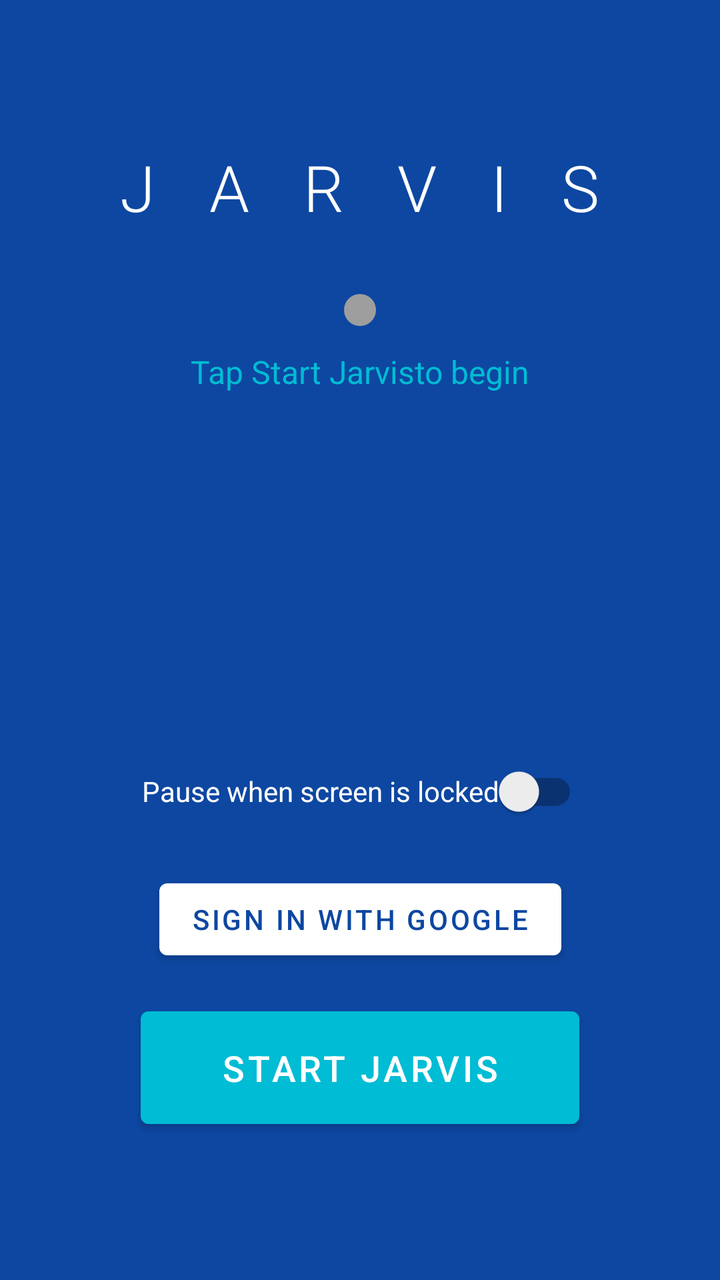
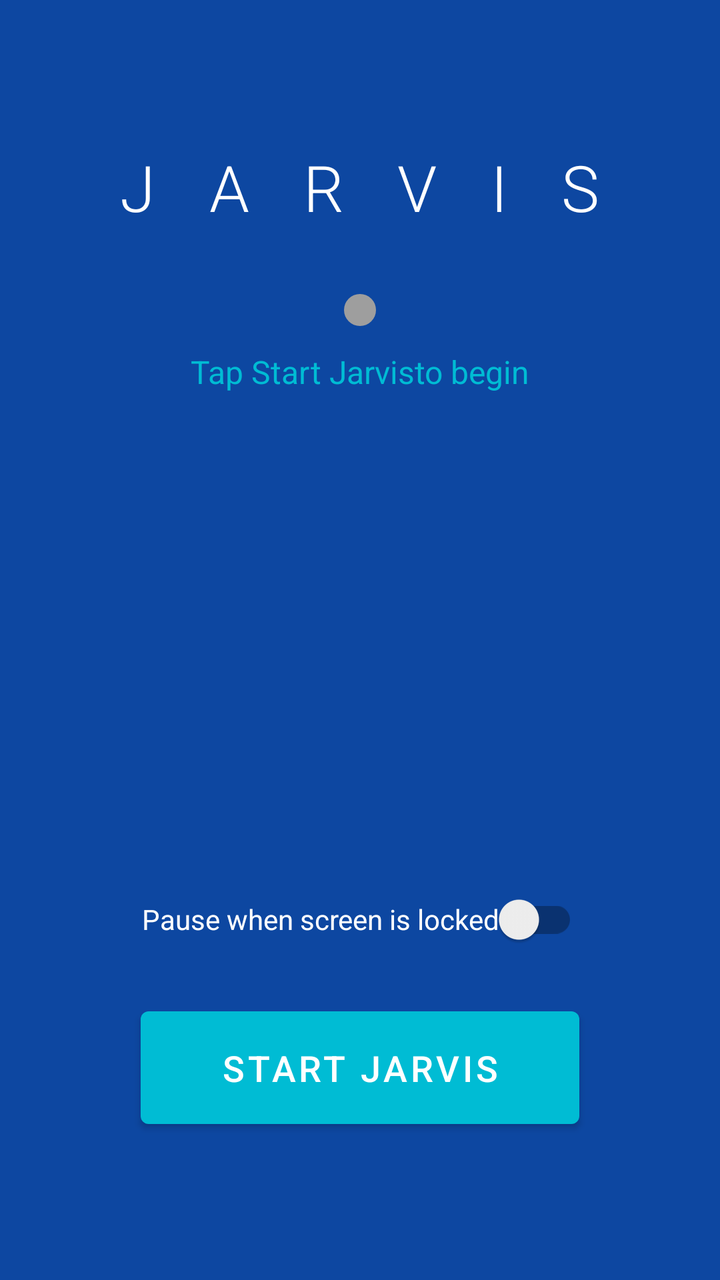

An Android layout rendered at two revisions. The XML below is the earlier revision; the diff shows what the commit changed to produce the second picture.
<!-- AndroidManifest.xml: application theme Theme.Jarvis -->
<!-- res/layout/activity_main.xml -->
<?xml version="1.0" encoding="utf-8"?>
<androidx.constraintlayout.widget.ConstraintLayout
    xmlns:android="http://schemas.android.com/apk/res/android"
    xmlns:app="http://schemas.android.com/apk/res-auto"
    android:layout_width="match_parent"
    android:layout_height="match_parent"
    android:background="@color/jarvis_blue_dark"
    android:padding="24dp">

    
    <TextView
        android:id="@+id/tvTitle"
        android:layout_width="wrap_content"
        android:layout_height="wrap_content"
        android:text="J A R V I S"
        android:textColor="@color/white"
        android:textSize="32sp"
        android:letterSpacing="0.3"
        android:fontFamily="sans-serif-light"
        app:layout_constraintTop_toTopOf="parent"
        app:layout_constraintStart_toStartOf="parent"
        app:layout_constraintEnd_toEndOf="parent"
        android:layout_marginTop="48dp" />

    
    <View
        android:id="@+id/viewStatusDot"
        android:layout_width="16dp"
        android:layout_height="16dp"
        android:background="@drawable/circle_dot"
        app:layout_constraintTop_toBottomOf="@id/tvTitle"
        app:layout_constraintStart_toStartOf="parent"
        app:layout_constraintEnd_toEndOf="parent"
        android:layout_marginTop="32dp" />

    
    <TextView
        android:id="@+id/tvStatus"
        android:layout_width="wrap_content"
        android:layout_height="wrap_content"
        android:text="@string/status_idle"
        android:textColor="@color/jarvis_accent"
        android:textSize="16sp"
        app:layout_constraintTop_toBottomOf="@id/viewStatusDot"
        app:layout_constraintStart_toStartOf="parent"
        app:layout_constraintEnd_toEndOf="parent"
        android:layout_marginTop="12dp" />

    
    <TextView
        android:id="@+id/tvTranscript"
        android:layout_width="0dp"
        android:layout_height="wrap_content"
        android:textColor="#CCFFFFFF"
        android:textSize="14sp"
        android:gravity="center"
        android:padding="16dp"
        android:background="#22FFFFFF"
        android:visibility="gone"
        app:layout_constraintTop_toBottomOf="@id/tvStatus"
        app:layout_constraintStart_toStartOf="parent"
        app:layout_constraintEnd_toEndOf="parent"
        android:layout_marginTop="24dp" />

    
    <TextView
        android:id="@+id/tvResponse"
        android:layout_width="0dp"
        android:layout_height="wrap_content"
        android:textColor="#CCFFFFFF"
        android:textSize="14sp"
        android:gravity="center"
        android:padding="16dp"
        android:background="#22FFFFFF"
        android:visibility="gone"
        app:layout_constraintTop_toBottomOf="@id/tvTranscript"
        app:layout_constraintStart_toStartOf="parent"
        app:layout_constraintEnd_toEndOf="parent"
        android:layout_marginTop="8dp" />

    
    <androidx.appcompat.widget.SwitchCompat
        android:id="@+id/switchPauseOnLock"
        android:layout_width="wrap_content"
        android:layout_height="wrap_content"
        android:text="@string/switch_pause_on_lock"
        android:textColor="@color/white"
        android:textSize="14sp"
        app:layout_constraintBottom_toTopOf="@id/btnGoogleSignIn"
        app:layout_constraintStart_toStartOf="parent"
        app:layout_constraintEnd_toEndOf="parent"
        android:layout_marginBottom="16dp" />

    
    <com.google.android.material.button.MaterialButton
        android:id="@+id/btnGoogleSignIn"
        android:layout_width="wrap_content"
        android:layout_height="wrap_content"
        android:text="@string/sign_in_google"
        android:textColor="@color/jarvis_blue_dark"
        app:backgroundTint="@color/white"
        app:layout_constraintBottom_toTopOf="@id/btnToggle"
        app:layout_constraintStart_toStartOf="parent"
        app:layout_constraintEnd_toEndOf="parent"
        android:layout_marginBottom="16dp" />

    
    <com.google.android.material.button.MaterialButton
        android:id="@+id/btnToggle"
        android:layout_width="wrap_content"
        android:layout_height="wrap_content"
        android:text="@string/btn_start"
        android:textSize="18sp"
        android:paddingHorizontal="40dp"
        android:paddingVertical="16dp"
        app:backgroundTint="@color/jarvis_accent"
        app:layout_constraintBottom_toBottomOf="parent"
        app:layout_constraintStart_toStartOf="parent"
        app:layout_constraintEnd_toEndOf="parent"
        android:layout_marginBottom="48dp" />

</androidx.constraintlayout.widget.ConstraintLayout>
<!-- resources referenced by this layout -->
<resources>
  <color name="jarvis_accent">#FF00BCD4</color>
  <color name="jarvis_blue_dark">#FF0D47A1</color>
  <color name="white">#FFFFFFFF</color>
  <!-- drawable circle_dot (drawable) -->
  <?xml version="1.0" encoding="utf-8"?>
  <shape xmlns:android="http://schemas.android.com/apk/res/android"
      android:shape="oval">
      <solid android:color="@color/status_idle" />
  </shape>
  <string name="btn_start">Start Jarvis</string>
  <string name="sign_in_google">Sign in with Google</string>
  <string name="status_idle">Tap "Start Jarvis" to begin</string>
  <string name="switch_pause_on_lock">Pause when screen is locked</string>
  <style name="Theme.Jarvis" parent="Theme.MaterialComponents.DayNight.DarkActionBar">
          <item name="colorPrimary">@color/jarvis_blue</item>
          <item name="colorPrimaryDark">@color/jarvis_blue_dark</item>
          <item name="colorAccent">@color/jarvis_accent</item>
      </style>
  <color name="status_idle">#FF9E9E9E</color>
  <color name="jarvis_blue">#FF1565C0</color>
</resources>

<!-- the commit's change to res/layout/activity_main.xml (unified diff, before → after) -->
@@ -102,7 +102,8 @@
         app:layout_constraintBottom_toTopOf="@id/btnToggle"
         app:layout_constraintStart_toStartOf="parent"
         app:layout_constraintEnd_toEndOf="parent"
-        android:layout_marginBottom="16dp" />
+        android:layout_marginBottom="16dp"
+        android:visibility="gone" />
 
     
     <com.google.android.material.button.MaterialButton
